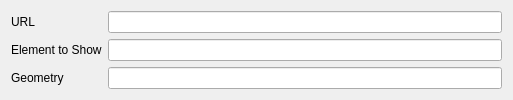
The window that applets/webslice/plasma/websliceConfig.ui (KDE/kdeplasma-addons) describes before a commit, drawn with Qt 5.
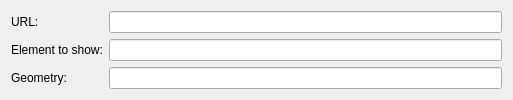
The same window after the commit. Custom widgets are drawn as their Qt base class.

What changed in the file:
```diff
--- a/applets/webslice/plasma/websliceConfig.ui
+++ b/applets/webslice/plasma/websliceConfig.ui
@@ -32,7 +32,7 @@
    <item row="0" column="0">
     <widget class="QLabel" name="urlLabel">
      <property name="text">
-      <string>URL</string>
+      <string>URL:</string>
      </property>
     </widget>
    </item>
@@ -42,7 +42,7 @@
    <item row="1" column="0">
     <widget class="QLabel" name="elementLabel">
      <property name="text">
-      <string>Element to Show</string>
+      <string>Element to show:</string>
      </property>
     </widget>
    </item>
@@ -52,7 +52,7 @@
    <item row="2" column="0">
     <widget class="QLabel" name="label">
      <property name="text">
-      <string>Geometry</string>
+      <string>Geometry:</string>
      </property>
     </widget>
    </item>
```
